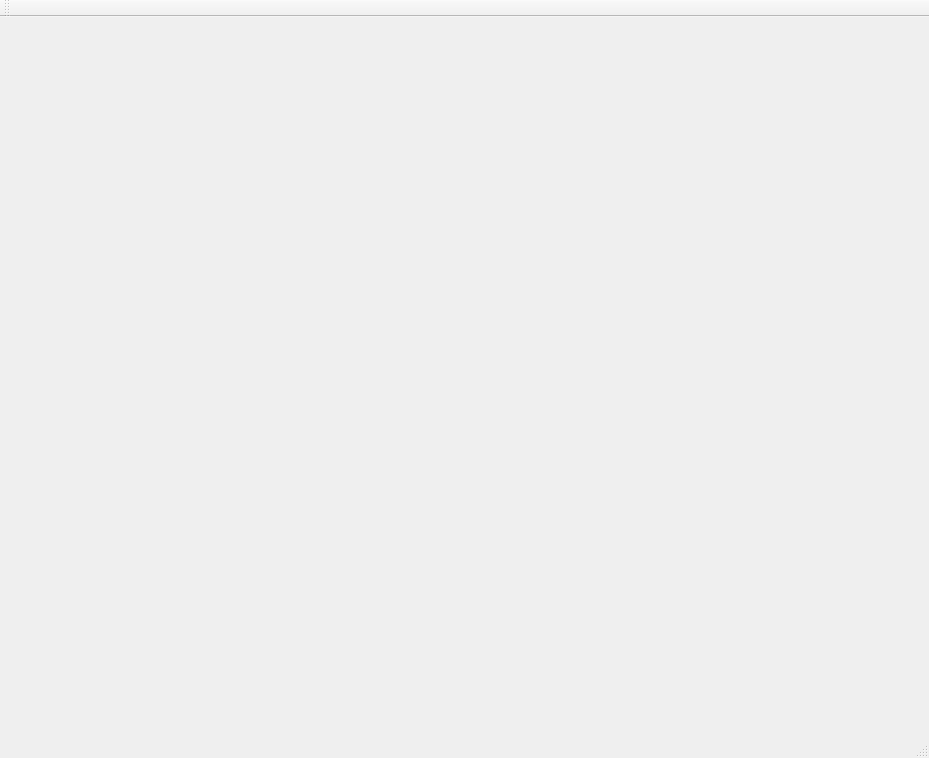
First picture: the form in mainwindow.ui, repository Fanneyyy/hairy-ironman, before the edit.
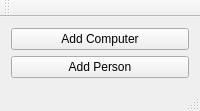
Second picture: the form after the edit.

Commit message: Add Computer Window Add Person Window

What changed in the file:
```diff
--- a/mainwindow.ui
+++ b/mainwindow.ui
@@ -2,18 +2,27 @@
 <ui version="4.0">
  <class>MainWindow</class>
  <widget class="QMainWindow" name="MainWindow">
-  <property name="geometry">
-   <rect>
-    <x>0</x>
-    <y>0</y>
-    <width>929</width>
-    <height>758</height>
-   </rect>
-  </property>
   <property name="windowTitle">
    <string>MainWindow</string>
   </property>
-  <widget class="QWidget" name="centralWidget"/>
+  <widget class="QWidget" name="centralWidget">
+   <layout class="QVBoxLayout" name="verticalLayout">
+    <item>
+     <widget class="QPushButton" name="pushButton">
+      <property name="text">
+       <string>Add Computer</string>
+      </property>
+     </widget>
+    </item>
+    <item>
+     <widget class="QPushButton" name="pushToAddPerson">
+      <property name="text">
+       <string>Add Person</string>
+      </property>
+     </widget>
+    </item>
+   </layout>
+  </widget>
   <widget class="QToolBar" name="mainToolBar">
    <attribute name="toolBarArea">
     <enum>TopToolBarArea</enum>
```
The commit also changes 11 other files.
